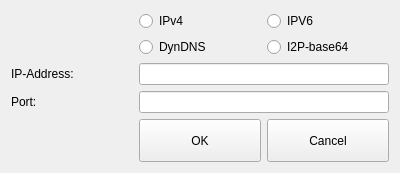
This is ui/address-input.ui in berndhs/arado as Qt 5 draws it before an edit. The edited form follows.
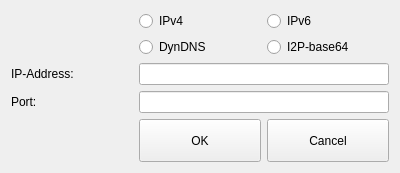
This is the edited form. Icons and pictures are not drawn.

Diff of the .ui file:
```diff
--- a/ui/address-input.ui
+++ b/ui/address-input.ui
@@ -130,7 +130,7 @@
    <item row="0" column="3">
     <widget class="QRadioButton" name="radioButton_5">
      <property name="text">
-      <string>IPV6</string>
+      <string>IPv6</string>
      </property>
     </widget>
    </item>
```
